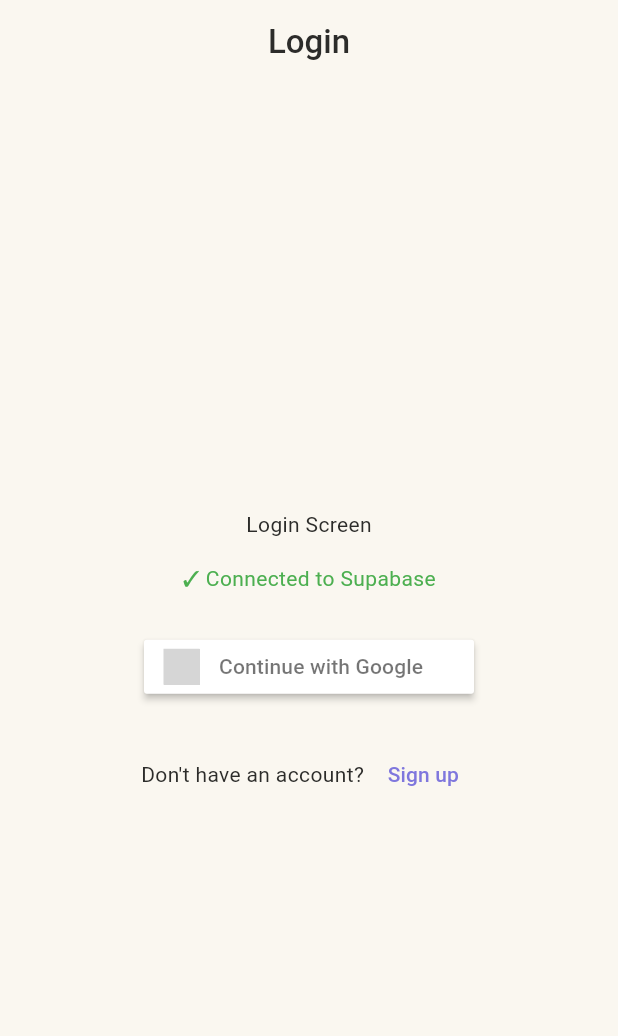
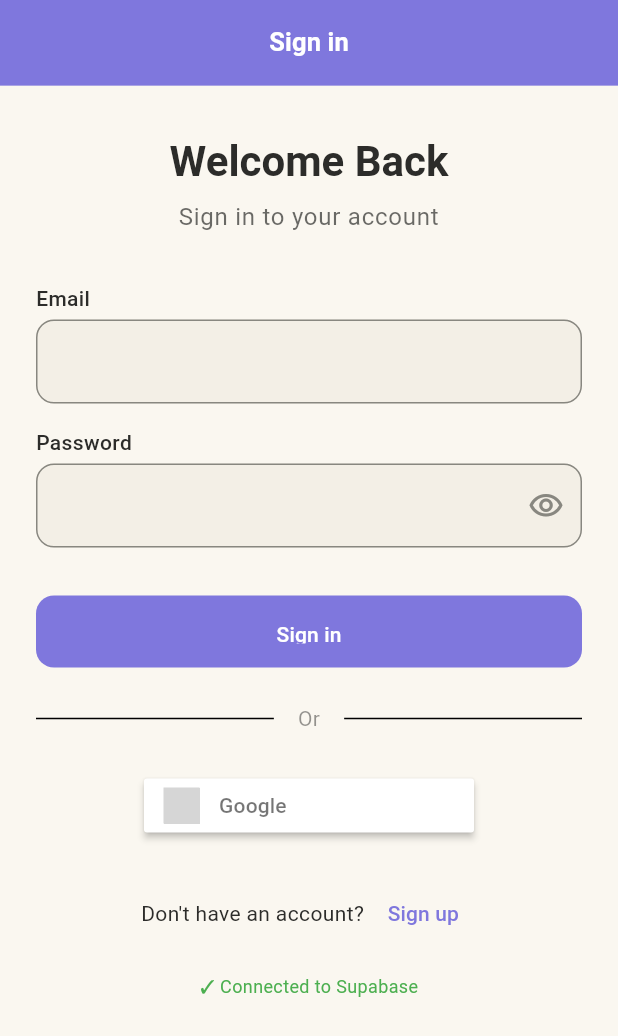
Before and after one commit to Camilu-png/Ocari, a Flutter app: the screen it shows after launch, on a phone screen of 412 x 824 dp. Shown: the top 1036 px of the screen. Run offline on Flutter 3.47's test engine with Material 3 defaults, Android fonts, the phone set to English and light mode, and no system bars; our stand-ins replace flutter_dotenv, flutter_riverpod, flutter_signin_button, go_router, google_sign_in, supabase_flutter; accounts and stored records are empty; grey boxes are pictures that could not be loaded.

Commit message:
feat(login): add login and sign up

```diff
--- a/lib/features/auth/presentation/screens/login_screen.dart
+++ b/lib/features/auth/presentation/screens/login_screen.dart
@@ -5,6 +5,9 @@ import 'package:go_router/go_router.dart';
 import 'package:supabase_flutter/supabase_flutter.dart';
 
 import 'package:ocari/core/theme/app_theme.dart';
+import 'package:ocari/core/widgets/ocari_button.dart';
+import 'package:ocari/core/widgets/ocari_scaffold.dart';
+import 'package:ocari/core/widgets/ocari_text_field.dart';
 import 'package:ocari/features/auth/presentation/providers/auth_notifier.dart'
     show authProvider;
 
@@ -30,35 +33,131 @@ class LoginScreen extends ConsumerStatefulWidget {
 }
 
 class _LoginScreenState extends ConsumerState<LoginScreen> {
+  final _formKey = GlobalKey<FormState>();
+  final _emailController = TextEditingController();
+  final _passwordController = TextEditingController();
   bool _isLoading = false;
+
+  String? _validateEmail(String? value) {
+    if (value == null || value.isEmpty) {
+      return 'Email is required';
+    }
+    final emailRegex = RegExp(r'^[\w-\.]+@([\w-]+\.)+[\w-]{2,4}$');
+    if (!emailRegex.hasMatch(value)) {
+      return 'Enter a valid email';
+    }
+    return null;
+  }
+
+  String? _validatePassword(String? value) {
+    if (value == null || value.isEmpty) {
+      return 'Password is required';
+    }
+    if (value.length < 8) {
+      return 'Password must be at least 8 characters';
+    }
+    return null;
+  }
+
+  Future<void> _handleEmailLogin() async {
+    if (!_formKey.currentState!.validate()) return;
+
+    setState(() => _isLoading = true);
+
+    final result = await ref.read(authProvider.notifier).signInWithEmailAndPassword(
+          email: _emailController.text.trim(),
+          password: _passwordController.text,
+        );
+
+    setState(() => _isLoading = false);
+
+    if (!mounted) return;
+
+    if (result.success) {
+      context.go('/songs');
+    } else {
+      ScaffoldMessenger.of(context).showSnackBar(
+        SnackBar(
+          content: Text(result.error ?? 'Login failed'),
+          backgroundColor: context.colors.error,
+        ),
+      );
+    }
+  }
+
+  @override
+  void dispose() {
+    _emailController.dispose();
+    _passwordController.dispose();
+    super.dispose();
+  }
 
   @override
   Widget build(BuildContext context) {
     final connectionAsync = ref.watch(connectionStatusProvider);
 
-    return Scaffold(
-      appBar: AppBar(title: const Text('Login')),
-      body: Center(
+    return OcariScaffold(
+      title: 'Sign in',
+      body: SingleChildScrollView(
+        padding: const EdgeInsets.symmetric(horizontal: AppSpacing.lg),
+        child: Form(
+          key: _formKey,
           child: Column(
-          mainAxisAlignment: MainAxisAlignment.center,
+            crossAxisAlignment: CrossAxisAlignment.stretch,
             children: [
-            const Text('Login Screen'),
-            const SizedBox(height: 16),
-            connectionAsync.when(
-              data: (connected) => Text(
-                connected ? '✓ Connected to Supabase' : '✗ No connection',
-                style: TextStyle(
-                  color: connected ? Colors.green : Colors.red,
+              const SizedBox(height: AppSpacing.xl),
+              Text(
+                'Welcome Back',
+                style: context.textTheme.headlineMedium,
+                textAlign: TextAlign.center,
+              ),
+              const SizedBox(height: AppSpacing.sm),
+              Text(
+                'Sign in to your account',
+                style: context.textTheme.bodyLarge?.copyWith(
+                  color: context.colors.onBgLight.withValues(alpha: 0.7),
+                ),
+                textAlign: TextAlign.center,
+              ),
+              const SizedBox(height: AppSpacing.xl),
+              OcariTextField(
+                label: 'Email',
+                controller: _emailController,
+                keyboardType: TextInputType.emailAddress,
+                validator: _validateEmail,
+              ),
+              const SizedBox(height: AppSpacing.md),
+              OcariTextField(
+                label: 'Password',
+                controller: _passwordController,
+                obscureText: true,
+                validator: _validatePassword,
+              ),
+              const SizedBox(height: AppSpacing.xl),
+              OcariButton(
+                label: 'Sign in',
+                isLoading: _isLoading,
+                onPressed: _handleEmailLogin,
+              ),
+              const SizedBox(height: AppSpacing.lg),
+              Row(
+                children: [
+                  const Expanded(child: Divider()),
+                  Padding(
+                    padding: const EdgeInsets.symmetric(horizontal: AppSpacing.md),
+                    child: Text(
+                      'Or',
+                      style: context.textTheme.bodyMedium?.copyWith(
+                        color: context.colors.onBgLight.withValues(alpha: 0.5),
                       ),
                     ),
-              loading: () => const CircularProgressIndicator(),
-              error: (_, __) => const Text(
-                '✗ Connection error',
-                style: TextStyle(color: Colors.red),
                   ),
+                  const Expanded(child: Divider()),
+                ],
               ),
-            const SizedBox(height: 24),
-            SignInButton(
+              const SizedBox(height: AppSpacing.lg),
+              Center(
+                child: SignInButton(
                   Buttons.Google,
                   onPressed: _isLoading
                       ? null
@@ -74,11 +173,13 @@ class _LoginScreenState extends ConsumerState<LoginScreen> {
                             ScaffoldMessenger.of(context).showSnackBar(
                               SnackBar(
                                 content: Text(result.error ?? 'Login failed'),
+                                backgroundColor: context.colors.error,
                               ),
                             );
                           }
                         },
-              text: 'Continue with Google',
+                  text: 'Google',
+                ),
               ),
               const SizedBox(height: AppSpacing.lg),
               Row(
@@ -94,7 +195,30 @@ class _LoginScreenState extends ConsumerState<LoginScreen> {
                   ),
                 ],
               ),
+              const SizedBox(height: AppSpacing.md),
+              Center(
+                child: connectionAsync.when(
+                  data: (connected) => Text(
+                    connected ? '✓ Connected to Supabase' : '✗ No connection',
+                    style: TextStyle(
+                      color: connected ? Colors.green : Colors.red,
+                      fontSize: 12,
+                    ),
+                  ),
+                  loading: () => const SizedBox(
+                    width: 12,
+                    height: 12,
+                    child: CircularProgressIndicator(strokeWidth: 1.5),
+                  ),
+                  error: (_, __) => const Text(
+                    '✗ Connection error',
+                    style: TextStyle(color: Colors.red, fontSize: 12),
+                  ),
+                ),
+              ),
+              const SizedBox(height: AppSpacing.xl),
             ],
+          ),
         ),
       ),
     );
```
Also changed, not shown: lib/features/auth/presentation/providers/auth_notifier.dart (+34 -0 lines), lib/features/auth/presentation/screens/register_screen.dart (+20 -1 lines), 2 other files. Lines whose indentation alone changed are shown as unchanged.
